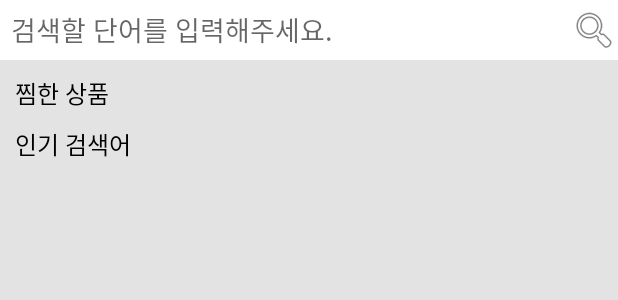
After one commit to OnePlusOne2024/Application, an Android app: the layout activity_search.xml on its own in the app's theme, with its tools: preview values and no code run, on a phone screen of 412 x 824 dp. The commit adds this screen. Shown: the top 300 px of the screen. Run offline under Robolectric (Android 15) with nearby library versions, the phone set to English and light mode, and no system bars.

Commit message:
검색 페이지 구현중

```diff
--- a/app/src/main/AndroidManifest.xml
+++ b/app/src/main/AndroidManifest.xml
@@ -3,7 +3,7 @@
     xmlns:tools="http://schemas.android.com/tools"
     package="com.example.oneplusone">
 
-    <uses-permission android:name="android.permission.INTERNET"/>
+    <uses-permission android:name="android.permission.INTERNET" />
 
 
     <application
@@ -23,7 +23,7 @@
             android:value="${MAP_API_KEY}" />
 
         <activity
-            android:name=".MainActivity"
+            android:name=".activity.MainActivity"
             android:exported="true">
             <intent-filter>
                 <action android:name="android.intent.action.MAIN" />
--- a/app/src/main/java/com/example/oneplusone/MainActivity.kt
+++ b/app/src/main/java/com/example/oneplusone/activity/MainActivity.kt
@@ -1,10 +1,11 @@
-package com.example.oneplusone
+package com.example.oneplusone.activity
 
 
 import android.os.Bundle
 
 import androidx.appcompat.app.AppCompatActivity
 import androidx.fragment.app.Fragment
+import com.example.oneplusone.R
 
 import com.example.oneplusone.databinding.ActivityMainBinding
 import com.example.oneplusone.fragment.FavoriteFragment
--- a/app/src/main/res/layout/activity_main.xml
+++ b/app/src/main/res/layout/activity_main.xml
@@ -9,7 +9,7 @@
         android:layout_width="match_parent"
         android:layout_height="match_parent"
         android:background="#E3E3E3"
-        tools:context=".MainActivity">
+        tools:context=".activity.MainActivity">
 
         <fragment
             android:id="@+id/fragmentContainerView"
--- /dev/null
+++ b/app/src/main/res/layout/activity_search.xml
@@ -0,0 +1,92 @@
+<?xml version="1.0" encoding="utf-8"?>
+
+<layout xmlns:android="http://schemas.android.com/apk/res/android"
+    xmlns:tools="http://schemas.android.com/tools"
+    xmlns:app="http://schemas.android.com/apk/res-auto">
+
+
+    <androidx.constraintlayout.widget.ConstraintLayout
+        android:layout_width="match_parent"
+        android:layout_height="match_parent"
+        android:background="#E3E3E3"
+        tools:context=".activity.SearchActivity">
+
+        <AutoCompleteTextView
+            android:id="@+id/search_bar"
+            android:layout_width="0dp"
+            android:layout_height="40dp"
+            app:layout_constraintStart_toStartOf="parent"
+            app:layout_constraintEnd_toEndOf="parent"
+            app:layout_constraintTop_toTopOf="parent"
+            android:paddingEnd="15dp"
+            android:paddingStart="7dp"
+            android:maxLines="3"
+            android:background="#ffffff"
+            android:hint="검색할 단어를 입력해주세요." />
+
+        <ImageView
+            android:id="@+id/search_icon"
+            android:layout_width="wrap_content"
+            android:layout_height="wrap_content"
+            app:layout_constraintEnd_toEndOf="parent"
+            app:layout_constraintTop_toTopOf="@id/search_bar"
+            app:layout_constraintBottom_toBottomOf="@id/search_bar"
+            android:src="@android:drawable/ic_menu_search"/>
+
+        <TextView
+            android:id="@+id/recent_searches_text"
+            android:layout_width="wrap_content"
+            android:layout_height="wrap_content"
+            android:layout_marginStart="10dp"
+            android:layout_marginTop="10dp"
+            android:text="찜한 상품"
+            android:fontFamily="@font/scdream6"
+            android:textColor="#000000"
+            android:textSize="16dp"
+
+            app:layout_constraintStart_toStartOf="parent"
+            app:layout_constraintTop_toBottomOf="@id/search_bar" />
+
+        <androidx.recyclerview.widget.RecyclerView
+            android:id="@+id/recent_searches"
+
+            android:layout_width="0dp"
+            android:layout_height="wrap_content"
+            app:layoutManager="GridLayoutManager"
+
+            app:layout_constraintEnd_toEndOf="parent"
+            app:layout_constraintStart_toStartOf="parent"
+            app:layout_constraintTop_toBottomOf="@id/recent_searches_text"
+            app:spanCount="2" />
+
+        <TextView
+            android:id="@+id/product_ranking_text"
+            android:layout_width="wrap_content"
+            android:layout_height="wrap_content"
+            android:layout_marginStart="10dp"
+            android:layout_marginTop="10dp"
+            android:text="인기 검색어"
+            android:fontFamily="@font/scdream6"
+            android:textColor="#000000"
+            android:textSize="16dp"
+
+            app:layout_constraintStart_toStartOf="parent"
+
+            app:layout_constraintTop_toBottomOf="@id/recent_searches" />
+
+        <androidx.recyclerview.widget.RecyclerView
+            android:id="@+id/product_ranking"
+            android:layout_width="0dp"
+            android:layout_height="wrap_content"
+            app:layoutManager="GridLayoutManager"
+
+            app:layout_constraintEnd_toEndOf="parent"
+            app:layout_constraintStart_toStartOf="parent"
+            app:layout_constraintTop_toBottomOf="@id/product_ranking_text"
+            app:spanCount="2" />
+
+
+
+    </androidx.constraintlayout.widget.ConstraintLayout>
+
+</layout>
--- a/app/src/main/res/values/strings.xml
+++ b/app/src/main/res/values/strings.xml
@@ -9,4 +9,5 @@
     <string name="title_activity_home_fragment">HomeFragment</string>
     <!-- TODO: Remove or change this placeholder text -->
     <string name="hello_blank_fragment">Hello blank fragment</string>
+    <string name="title_activity_search">SearchActivity</string>
 </resources>
```
Also changed, not shown: app/build.gradle (+22 -0 lines), app/src/main/java/com/example/oneplusone/activity/SearchActivity.kt (added, +20 -0 lines), app/src/main/res/layout/fragment_home.xml (+10 -0 lines), app/src/main/res/layout/product_ranking.xml (added, +23 -0 lines), app/src/main/res/layout/recent_searche.xml (added, +23 -0 lines), app/src/main/res/layout/search_bar.xml (added, +34 -0 lines).
